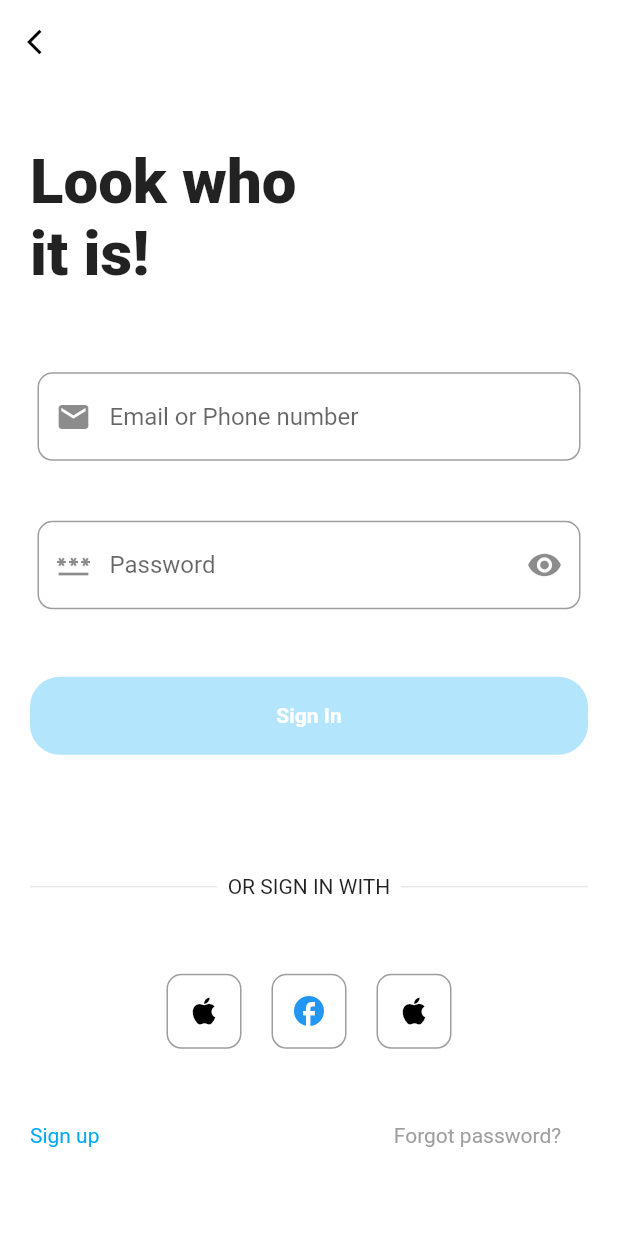
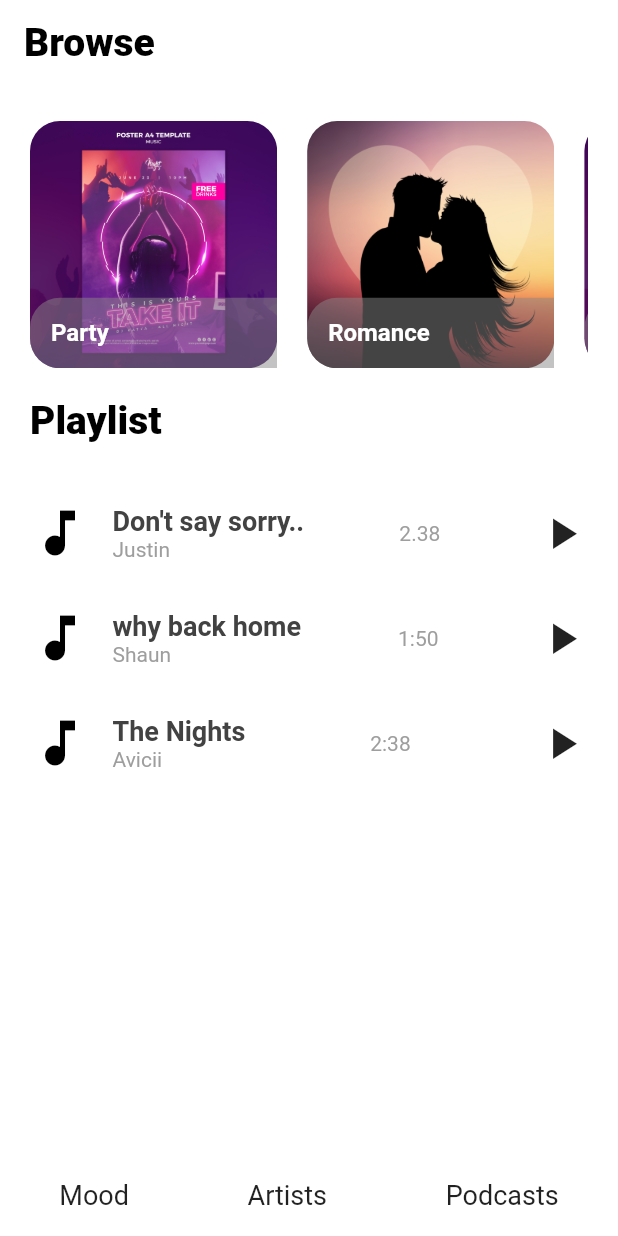
Before and after one commit to Pranavchiku/Music_App_UI, a Flutter app: the LoginPage screen opened directly, after a tap on "Sign In", on a phone screen of 412 x 824 dp. Run offline on Flutter 3.47's test engine with Material 2 defaults, Android fonts, the phone set to English and light mode, and no system bars.

Commit message:
fixed-widgets-index-page-create

```diff
--- /dev/null
+++ b/lib/index.dart
@@ -0,0 +1,100 @@
+import 'package:flutter/material.dart';
+import 'package:music_app/login.dart';
+import 'package:music_app/widget/navBar.dart';
+import 'package:music_app/widget/musicCard.dart';
+import 'package:music_app/widget/themeCard.dart';
+
+class Index extends StatefulWidget {
+  const Index({Key? key}) : super(key: key);
+
+  @override
+  State<Index> createState() => _IndexState();
+}
+
+class _IndexState extends State<Index> {
+  @override
+  Widget build(BuildContext context) {
+    final Size size = MediaQuery.of(context).size;
+
+    return Scaffold(
+      appBar: AppBar(
+        elevation: 0,
+        backgroundColor: Colors.transparent,
+        automaticallyImplyLeading: false,
+        title: Text(
+          "Browse",
+          style: TextStyle(
+            color: Colors.black,
+            fontWeight: FontWeight.w800,
+            fontSize: 26,
+          ),
+        ),
+      ),
+      body: SingleChildScrollView(
+        child: Container(
+          padding: EdgeInsets.only(
+            left: 20,
+            right: 20,
+            bottom: size.height * 0.2,
+            top: size.height * 0.03,
+          ),
+          child: Column(
+            crossAxisAlignment: CrossAxisAlignment.start,
+            children: [
+              SingleChildScrollView(
+                scrollDirection: Axis.horizontal,
+                child: Row(
+                  children: [
+                    ThemeCard(
+                      imagePath: 'assets/party.jpg',
+                      themeText: 'Party',
+                    ),
+                    SizedBox(width: 20),
+                    ThemeCard(
+                      imagePath: 'assets/romance.jpg',
+                      themeText: 'Romance',
+                    ),
+                    SizedBox(width: 20),
+                    ThemeCard(
+                      imagePath: 'assets/party.jpg',
+                      themeText: 'Party',
+                    ),
+                  ],
+                ),
+              ),
+              SizedBox(height: 20),
+              Text(
+                "Playlist",
+                style: TextStyle(
+                  color: Colors.black,
+                  fontWeight: FontWeight.w800,
+                  fontSize: 26,
+                ),
+              ),
+              SizedBox(height: 40),
+              musicCard(
+                musicName: "Don't say sorry..",
+                musicAuthor: "Justin",
+                musicDuration: "2.38",
+              ),
+              SizedBox(height: 30),
+              musicCard(
+                musicName: "why back home",
+                musicAuthor: "Shaun",
+                musicDuration: "1:50",
+              ),
+              SizedBox(height: 30),
+              musicCard(
+                musicName: "The Nights",
+                musicAuthor: "Avicii",
+                musicDuration: "2:38",
+              ),
+              SizedBox(height: 30),
+            ],
+          ),
+        ),
+      ),
+      bottomNavigationBar: navBar(),
+    );
+  }
+}
--- a/lib/login.dart
+++ b/lib/login.dart
@@ -1,4 +1,5 @@
 import 'package:flutter/material.dart';
+import 'package:music_app/index.dart';
 
 class LoginPage extends StatefulWidget {
   const LoginPage({Key? key}) : super(key: key);
@@ -109,7 +110,7 @@ class _LoginPageState extends State<LoginPage> {
               RaisedButton(
                 onPressed: () => {
                   Navigator.push(context,
-                      MaterialPageRoute(builder: (context) => LoginPage())),
+                      MaterialPageRoute(builder: (context) => Index())),
                 },
                 elevation: 0,
                 padding: EdgeInsets.all(18),
--- /dev/null
+++ b/lib/widget/musicCard.dart
@@ -0,0 +1,58 @@
+import 'package:flutter/material.dart';
+
+class musicCard extends StatefulWidget {
+  String? musicName;
+  String? musicAuthor;
+  String? musicDuration;
+
+  musicCard(
+      {required this.musicName,
+      required this.musicAuthor,
+      required this.musicDuration});
+  @override
+  State<musicCard> createState() => _musicCardState();
+}
+
+class _musicCardState extends State<musicCard> {
+  @override
+  Widget build(BuildContext context) {
+    return Row(
+      mainAxisAlignment: MainAxisAlignment.start,
+      children: [
+        Icon(
+          Icons.music_note,
+          color: Colors.black,
+          size: 40,
+        ),
+        SizedBox(width: 15),
+        Column(
+          crossAxisAlignment: CrossAxisAlignment.start,
+          children: [
+            Text(
+              widget.musicName!,
+              style: TextStyle(
+                fontSize: 18,
+                fontWeight: FontWeight.w600,
+                color: Colors.grey[800],
+              ),
+            ),
+            Text(
+              widget.musicAuthor!,
+              style: TextStyle(fontSize: 14, color: Colors.grey),
+            ),
+          ],
+        ),
+        Spacer(),
+        Text(
+          widget.musicDuration!,
+          style: TextStyle(fontSize: 14, color: Colors.grey),
+        ),
+        Spacer(),
+        Icon(
+          Icons.play_arrow,
+          size: 35,
+        ),
+      ],
+    );
+  }
+}
--- /dev/null
+++ b/lib/widget/navBar.dart
@@ -0,0 +1,62 @@
+import 'package:flutter/material.dart';
+
+class navBar extends StatefulWidget {
+  const navBar({Key? key}) : super(key: key);
+
+  @override
+  State<navBar> createState() => _navBarState();
+}
+
+class _navBarState extends State<navBar> {
+  @override
+  Widget build(BuildContext context) {
+    return Container(
+      height: 55.0,
+      color: Colors.white,
+      child: Row(
+        mainAxisAlignment: MainAxisAlignment.spaceAround,
+        children: <Widget>[
+          // IconButton(
+          //   icon: Icon(Icons.home, color: Colors.black),
+          //   onPressed: () {},
+          // ),
+          // IconButton(
+          //   icon: Icon(Icons.person, color: Colors.black),
+          //   onPressed: () {},
+          // ),
+          // IconButton(
+          //   icon: Icon(Icons.logout, color: Colors.black),
+          //   onPressed: () {},
+          // ),
+          GestureDetector(
+            onTap: () {},
+            child: Text(
+              "Mood",
+              style: TextStyle(
+                fontSize: 18,
+              ),
+            ),
+          ),
+          GestureDetector(
+            onTap: () {},
+            child: Text(
+              "Artists",
+              style: TextStyle(
+                fontSize: 18,
+              ),
+            ),
+          ),
+          GestureDetector(
+            onTap: () {},
+            child: Text(
+              "Podcasts",
+              style: TextStyle(
+                fontSize: 18,
+              ),
+            ),
+          ),
+        ],
+      ),
+    );
+  }
+}
--- /dev/null
+++ b/lib/widget/themeCard.dart
@@ -0,0 +1,63 @@
+import 'package:flutter/material.dart';
+
+class ThemeCard extends StatefulWidget {
+  String? themeText;
+  String? imagePath;
+
+  ThemeCard({required this.themeText, required this.imagePath});
+  @override
+  State<ThemeCard> createState() => _ThemeCardState();
+}
+
+class _ThemeCardState extends State<ThemeCard> {
+  @override
+  Widget build(BuildContext context) {
+    final Size size = MediaQuery.of(context).size;
+
+    return GestureDetector(
+      onTap: () {},
+      child: Stack(
+        children: [
+          Container(
+            height: size.height / 5,
+            child: ClipRRect(
+              borderRadius: BorderRadius.circular(20),
+              child: Image(
+                image: AssetImage(
+                  widget.imagePath!,
+                ),
+              ),
+            ),
+          ),
+          Positioned(
+            bottom: 0,
+            child: Container(
+              width: size.width,
+              padding: EdgeInsets.all(14),
+              alignment: Alignment.bottomLeft,
+              decoration: BoxDecoration(
+                borderRadius: BorderRadius.all(
+                  Radius.circular(20),
+                ),
+                color: Color.fromARGB(255, 138, 135, 135).withOpacity(0.5),
+              ),
+              child: Column(
+                crossAxisAlignment: CrossAxisAlignment.start,
+                children: [
+                  Text(
+                    widget.themeText!,
+                    style: TextStyle(
+                      color: Colors.white,
+                      fontSize: 16.0,
+                      fontWeight: FontWeight.w600,
+                    ),
+                  ),
+                ],
+              ),
+            ),
+          ),
+        ],
+      ),
+    );
+  }
+}
--- a/pubspec.yaml
+++ b/pubspec.yaml
@@ -60,6 +60,8 @@ flutter:
   # To add assets to your application, add an assets section, like this:
   assets:
     - assets/landImage.jpg
+    - assets/party.jpg
+    - assets/romance.jpg
   #   - images/a_dot_ham.jpeg
 
   # An image asset can refer to one or more resolution-specific "variants", see
```
Also changed, not shown: assets/party.jpg (added), assets/romance.jpg (added).
